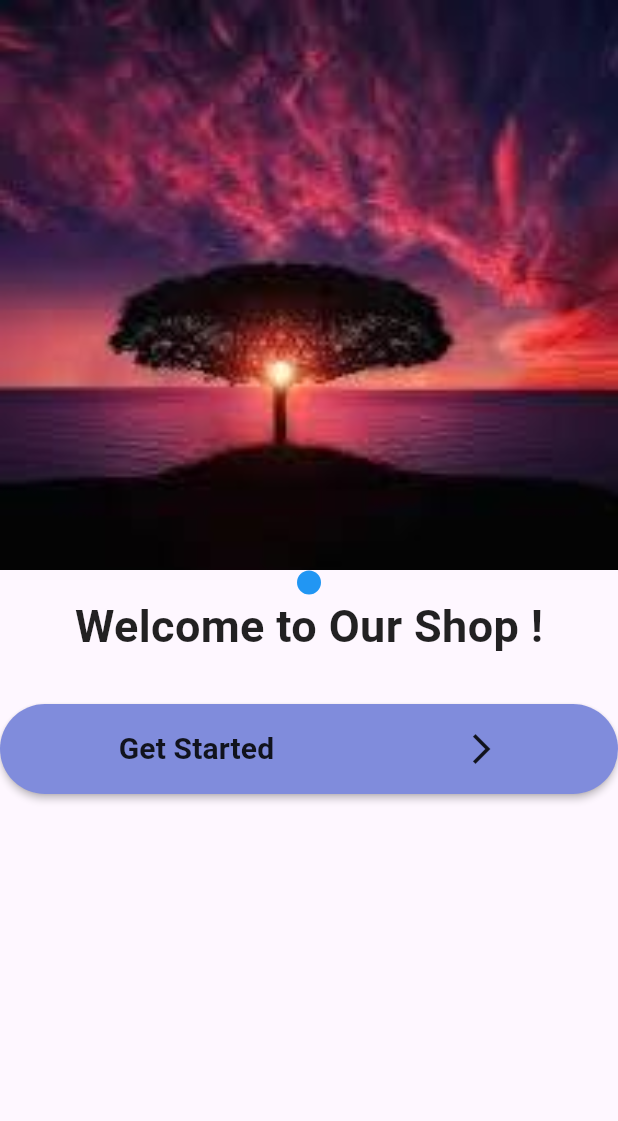
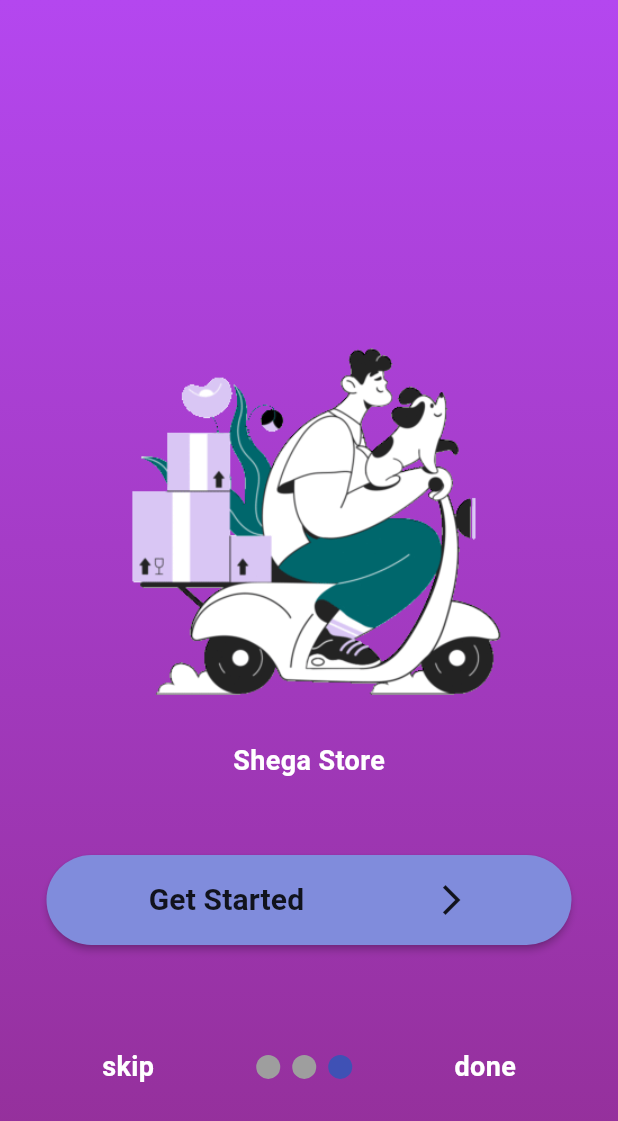
Before and after one commit to ETdan/Clothing-Store-App, a Flutter app: the screen it shows after launch, swiped to page 3, on a phone screen of 412 x 824 dp. Shown: the top 1121 px of the screen. Run offline on Flutter 3.47's test engine with Material 3 defaults, Android fonts, the light colour scheme and no system bars; drawn by our look-alikes of carousel_slider, smooth_page_indicator; our stand-ins replace cloud_firestore, firebase_auth, firebase_core, firebase_storage, google_nav_bar, google_sign_in and 4 more; missing offline and left inert: firebase_app_check, flutter_paypal_payment; accounts and stored records are empty.

Commit message:
new commits amended from dagiaay

```diff
--- a/app/lib/main.dart
+++ b/app/lib/main.dart
@@ -1,9 +1,11 @@
 import 'package:firebase_app_check/firebase_app_check.dart';
+import 'package:flutter/services.dart';
 import 'package:shega_cloth_store_app/database/provider.dart';
 import 'package:shega_cloth_store_app/screens/bottomBarScreens/product.dart';
 import 'package:shega_cloth_store_app/screens/bottomBarScreens/search.dart';
 import 'package:shega_cloth_store_app/screens/otherScreens/filter.dart';
 import 'package:shega_cloth_store_app/screens/otherScreens/orderPage.dart';
+import 'package:shega_cloth_store_app/screens/splash%20and%20onboarding/splash_screen.dart';
 
 import '/firebase_options.dart';
 import '/prefs/loginPreference.dart';
@@ -14,6 +16,9 @@
 import 'package:provider/provider.dart';
 
 Future<void> main() async {
+  SystemChrome.setSystemUIOverlayStyle(
+    SystemUiOverlayStyle(statusBarColor: Colors.transparent)
+  );
   WidgetsFlutterBinding.ensureInitialized();
   await Firebase.initializeApp(
     options: DefaultFirebaseOptions.currentPlatform,
@@ -46,7 +51,7 @@
               '/notification': (context) => productScreen(),
             },
             debugShowCheckedModeBanner: false,
-            home: (value.islogin && value.isUser) ? first() : welcome(),
+        home: Splash(isUserLoggedIn: value.islogin && value.isUser),
           );
         },
       ),
--- /dev/null
+++ b/app/lib/screens/splash and onboarding/intro_pages.dart/page_3.dart
@@ -0,0 +1,82 @@
+import 'package:flutter/material.dart';
+import 'package:shega_cloth_store_app/screens/login.dart';
+
+class Page_3 extends StatelessWidget {
+  const Page_3({super.key});
+
+  @override
+  Widget build(BuildContext context) {
+    return  Container(
+        width: double.infinity,
+        height: double.infinity,
+        decoration: BoxDecoration(
+          gradient: LinearGradient(
+            begin: Alignment.topRight,
+            end: Alignment.bottomRight,
+            colors: [
+              Color.fromARGB(255, 180, 71, 239),
+              Color.fromARGB(255, 146, 46, 148),
+            ],
+          ),
+        ),
+        child: Column(
+          crossAxisAlignment: CrossAxisAlignment.center,
+          mainAxisAlignment: MainAxisAlignment.spaceAround,
+          children: [
+            Column(
+              children: [
+                Image.asset(
+                  'assets/on_boarding_images/3.gif',
+                  height: 300,
+                  width: 300,
+                ),
+                Text(
+                  'Shega Store',
+                  style: TextStyle(
+                    color: Colors.white,
+                    fontWeight: FontWeight.bold,
+                    fontSize: 18,
+                  ),
+                ),
+                SizedBox(height: 50,),
+                MaterialButton(
+            height: 60,
+            minWidth: 350,
+            color: Color.fromARGB(255, 128, 140, 220),
+            shape: RoundedRectangleBorder(
+              borderRadius: BorderRadius.circular(30),
+            ),
+            onPressed: () {
+              Navigator.of(context).push(
+                MaterialPageRoute(
+                  builder: (context) => signin(),
+                ),
+              );
+            },
+
+            child: Container(
+              width: 300,
+              child: Row(
+                mainAxisAlignment: MainAxisAlignment.spaceAround,
+                children: [
+                  Text(
+                    'Get Started',
+                    style: TextStyle(
+                      fontSize: 20,
+                      color: Colors.black87,
+                      fontWeight: FontWeight.bold,
+                    ),
+                  ),
+                  Icon(Icons.arrow_forward_ios_outlined)
+                ],
+              ),
+            ),
+                )
+              ],
+            ),
+
+          ],
+        ),
+      );
+  }
+}
--- a/app/lib/screens/welcome.dart
+++ b/app/lib/screens/welcome.dart
@@ -1,3 +1,10 @@
+import 'package:cloud_firestore/cloud_firestore.dart';
+import 'package:flutter/widgets.dart';
+import 'package:shega_cloth_store_app/screens/splash%20and%20onboarding/intro_pages.dart/page_1.dart';
+import 'package:shega_cloth_store_app/screens/splash%20and%20onboarding/intro_pages.dart/page_2.dart';
+import 'package:shega_cloth_store_app/screens/splash%20and%20onboarding/intro_pages.dart/page_3.dart';
+import 'package:smooth_page_indicator/smooth_page_indicator.dart';
+
 import '/screens/bottomBarScreens/Home.dart';
 import '/screens/login.dart';
 import '/utils/collections.dart';
@@ -12,102 +19,82 @@
 }
 
 class _welcomeState extends State<welcome> {
-  int active_index = 0;
+  PageController _controller = PageController();
 
+  bool onLastPage = false;
   @override
   Widget build(BuildContext context) {
     return Scaffold(
-      body: Column(
-        children: [
-          CarouselSlider.builder(
-            itemCount: 3,
-            itemBuilder: (context, index, realIndex) {
-              return Sbuilder(
-                index: index,
-              );
-            },
-            options: CarouselOptions(
-              enlargeCenterPage: true,
-              viewportFraction: 1.0,
-              autoPlayAnimationDuration: Duration(microseconds: 50),
-              autoPlay: true,
-              aspectRatio: 130 / 120,
-              onPageChanged: (index, reason) {
+      body: Stack(children: [
+        PageView(
+          controller: _controller,
+          onPageChanged: (index) {
             setState(() {
-                  active_index = index;
+              onLastPage = (index == 2);
             });
           },
-            ),
-          ),
-          indicator(
-            index: active_index,
-          ),
-          Text(
-            'Welcome to Our Shop !',
-            style: TextStyle(
-              fontSize: 30,
-              color: Colors.black87,
-              fontWeight: FontWeight.bold,
-            ),
-          ),
-          SizedBox(
-            height: 30,
-          ),
-          MaterialButton(
-            height: 60,
-            minWidth: 400,
-            color: Color.fromARGB(255, 128, 140, 220),
-            shape: RoundedRectangleBorder(
-              borderRadius: BorderRadius.circular(30),
-            ),
-            onPressed: () {
-              Navigator.of(context).push(
-                MaterialPageRoute(
-                  builder: (context) => signin(),
-                ),
-              );
-            },
-            child: Container(
-              width: 400,
-              child: Row(
-                mainAxisAlignment: MainAxisAlignment.spaceAround,
           children: [
-                  Text(
-                    'Get Started',
-                    style: TextStyle(
-                      fontSize: 20,
-                      color: Colors.black87,
-                      fontWeight: FontWeight.bold,
-                    ),
-                  ),
-                  Icon(Icons.arrow_forward_ios_outlined)
+            Page_1(),
+            Page_2(),
+            Page_3(),
           ],
         ),
-            ),
-          ),
+
+        // dot indicator
+        Container(
+          alignment: Alignment(0, 0.75),
+          child: Row(
+            mainAxisAlignment: MainAxisAlignment.spaceEvenly,
+            children: [
+              // skip
+              GestureDetector(
+                  onTap: () {
+                    _controller.jumpToPage(2);
+                  },
+                  child: Text(
+                    'skip',
+                    style: TextStyle(
+                        color: Colors.white,
+                        fontSize: 18,
+                        fontWeight: FontWeight.bold),
+                  )),
+
+              //dot indicator
+              SmoothPageIndicator(controller: _controller, count: 3),
+
+              // done
+              onLastPage
+                  ? GestureDetector(
+                      onTap: () {
+                        Navigator.push(context,
+                            MaterialPageRoute(builder: (context) {
+                          return signin();
+                        }));
+                      },
+                      child: Text(
+                        'done',
+                        style: TextStyle(
+                            color: Colors.white,
+                            fontSize: 18,
+                            fontWeight: FontWeight.bold),
+                      ))
+                  : GestureDetector(
+                      onTap: () {
+                        _controller.nextPage(
+                            duration: Duration(milliseconds: 500),
+                            curve: Curves.easeIn);
+                      },
+                      child: Text(
+                        'next',
+                        style: TextStyle(
+                            color: Colors.white,
+                            fontSize: 18,
+                            fontWeight: FontWeight.bold),
+                      )),
             ],
           ),
+        )
+      ]),
     );
   }
 }
-
-class Sbuilder extends StatelessWidget {
-  final int index;
-  const Sbuilder({
-    super.key,
-    required this.index,
-  });
-
-  @override
-  Widget build(BuildContext context) {
-    return Container(
-      width: double.infinity,
-      child: Image(
-        image: AssetImage(
-          collection().welcomeim[index],
-        ),
-        fit: BoxFit.fill,
-      ),
-    );
-  }
-}
```
Also changed, not shown: app/assets/Animation - 1710582571229.json (added, +1 -0 lines), app/assets/lottie/Animation - 1710582571229.json (added, +1 -0 lines), app/lib/screens/otherScreens/checkout (2).dart (+4 -4 lines), app/lib/screens/splash and onboarding/intro_pages.dart/page_1.dart (added, +47 -0 lines), app/lib/screens/splash and onboarding/intro_pages.dart/page_2.dart (added, +47 -0 lines), app/lib/screens/splash and onboarding/splash_screen.dart (added, +76 -0 lines), app/pubspec.yaml (+7 -1 lines), app/assets/on_boarding_images/1.gif (added), app/assets/on_boarding_images/2.gif (added), app/assets/on_boarding_images/3.gif (added), app/pubspec.lock. Lines whose indentation alone changed are shown as unchanged.
